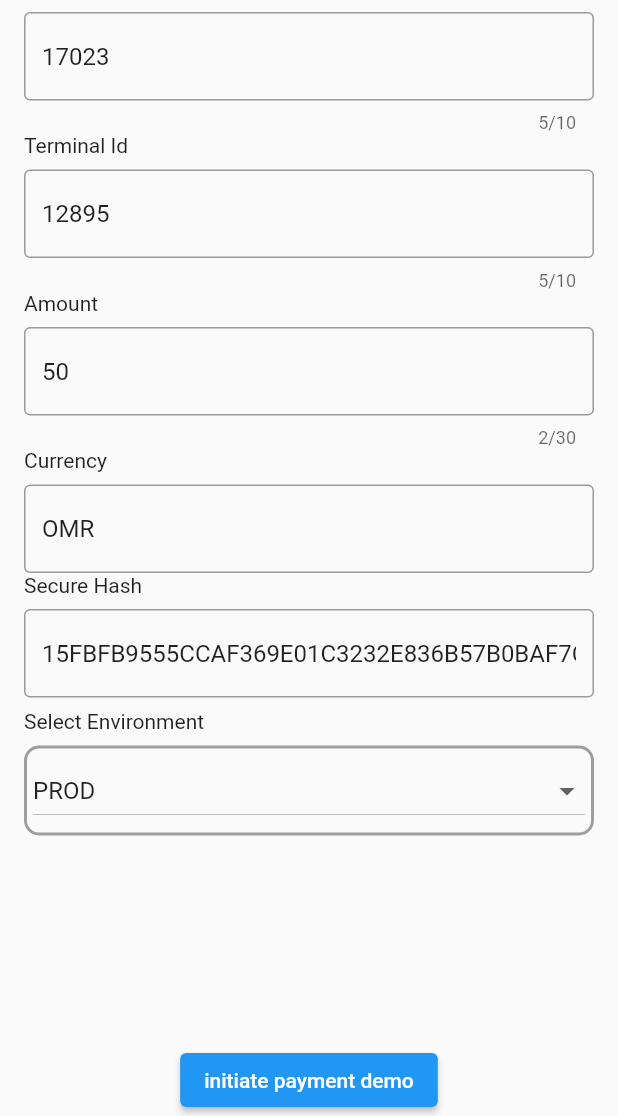
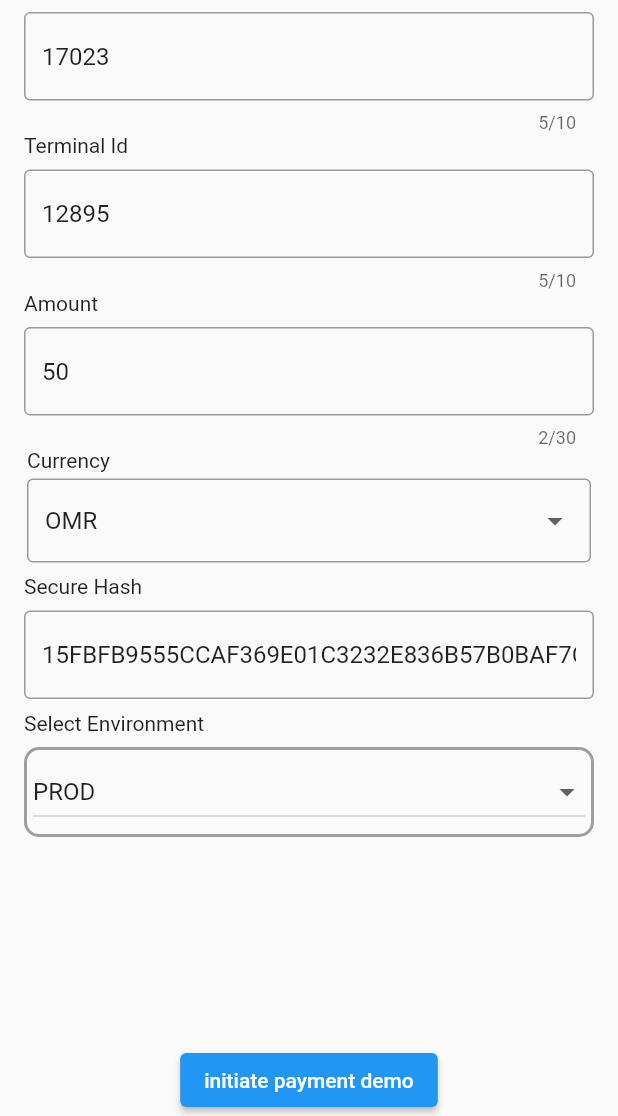
Before and after one commit to amwal-pay/amwal_pay_sdk, a Flutter app: the screen it shows after launch, on a phone screen of 412 x 824 dp, the part 120-1236 px from its top. Run offline on Flutter 3.47's test engine with Material 3 defaults, Android fonts, the light colour scheme and no system bars; our stand-ins replace auto_size_text, circular_countdown_timer, convert, currency_text_input_formatter, dio, flutter_bloc and 14 more; missing offline and left inert: chucker_flutter, clickable_list_wheel_view, jose, nfc_manager.

Commit message:
- fixing issues

```diff
--- /dev/null
+++ b/example/lib/currency_model.dart
@@ -0,0 +1,6 @@
+class CurrencyModel {
+  final String name;
+  final String id;
+
+  const CurrencyModel({required this.name, required this.id});
+}
--- /dev/null
+++ b/example/lib/drop_down_form.dart
@@ -0,0 +1,57 @@
+import 'package:flutter/material.dart';
+
+class DropdownForm<T> extends StatefulWidget {
+  final String title;
+  final List<T> options;
+  final T? initialValue;
+  final String Function(T) nameMapper;
+  final String Function(T) valueMapper;
+  final void Function(String?) onChanged;
+  const DropdownForm({
+    super.key,
+    required this.title,
+    required this.options,
+    this.initialValue,
+    required this.nameMapper,
+    required this.valueMapper,
+    required this.onChanged,
+  });
+
+  @override
+  State<DropdownForm<T>> createState() => _DropdownFormState<T>();
+}
+
+class _DropdownFormState<T> extends State<DropdownForm<T>> {
+  @override
+  Widget build(BuildContext context) {
+    return Padding(
+      padding: const EdgeInsets.symmetric(horizontal: 2.0),
+      child: Column(
+        crossAxisAlignment: CrossAxisAlignment.start,
+        children: [
+          Text(widget.title),
+          const SizedBox(height: 4),
+          DropdownButtonFormField(
+            value: widget.initialValue != null
+                ? widget.nameMapper(widget.initialValue as T)
+                : null,
+            items: widget.options
+                .map((e) => DropdownMenuItem(
+                      value: widget.nameMapper(e),
+                      child: Text(widget.nameMapper(e)),
+                    ))
+                .toList(),
+            onChanged: (item) {
+              widget.onChanged(item);
+            },
+            decoration: const InputDecoration(
+              border: OutlineInputBorder(),
+              isDense: true,
+            ),
+          ),
+          const SizedBox(height: 8),
+        ],
+      ),
+    );
+  }
+}
--- a/example/lib/main.dart
+++ b/example/lib/main.dart
@@ -1,6 +1,8 @@
 import 'package:amwal_pay_sdk/amwal_pay_sdk.dart';
 import 'package:amwal_pay_sdk/amwal_sdk_settings/amwal_sdk_settings.dart';
 import 'package:amwal_pay_sdk/core/networking/constants.dart';
+import 'package:example/currency_model.dart';
+import 'package:example/drop_down_form.dart';
 import 'package:example/text_form.dart';
 import 'package:flutter/material.dart';
 import 'package:uuid/uuid.dart';
@@ -13,7 +15,9 @@ class MyApp extends StatelessWidget {
   const MyApp({super.key});
   @override
   Widget build(BuildContext context) {
-    return MaterialApp(
+    return MediaQuery(
+      data: MediaQuery.of(context).copyWith(textScaler: TextScaler.noScaling),
+      child: MaterialApp(
         title: 'Amwal pay Demo',
         navigatorObservers: [
           AmwalSdkNavigator.amwalNavigatorObserver,
@@ -23,6 +27,7 @@ class MyApp extends StatelessWidget {
           primarySwatch: Colors.blue,
         ),
         home: const DemoScreen(),
+      ),
     );
   }
 }
@@ -124,6 +129,7 @@ class _DemoScreenState extends State<DemoScreen> {
                           title: "Amount",
                           controller: _amountController,
                           isNumeric: true,
+                          maxAmount: 1000000,
                           maxLength: 30,
                           validator: (value) {
                             if (double.parse(value!) < 1.0) {
@@ -133,9 +139,18 @@ class _DemoScreenState extends State<DemoScreen> {
                             }
                           },
                         ),
-                        TextForm(
-                          title: "Currency",
-                          controller: _currencyController,
+                        DropdownForm<CurrencyModel>(
+                          title: 'Currency',
+                          options: const [
+                            CurrencyModel(name: 'OMR', id: '512'),
+                          ],
+                          valueMapper: (currency) => currency.id,
+                          nameMapper: (currency) => currency.name,
+                          initialValue:
+                              const CurrencyModel(name: 'OMR', id: '512'),
+                          onChanged: (currencyId) {
+                            _currencyController.text = currencyId ?? '';
+                          },
                         ),
                         TextForm(
                           title: "Secure Hash",
--- a/example/lib/text_form.dart
+++ b/example/lib/text_form.dart
@@ -6,6 +6,7 @@ class TextForm extends StatelessWidget {
   final String? initialValue;
   final TextEditingController controller;
   final bool isNumeric;
+  final int? maxAmount;
   final int? maxLength;
   final String? Function(String?)? validator;
   const TextForm({
@@ -16,6 +17,7 @@ class TextForm extends StatelessWidget {
     required this.controller,
     this.isNumeric = false,
     this.maxLength,
+    this.maxAmount,
   }) : super(key: key);
 
   @override
@@ -27,6 +29,7 @@ class TextForm extends StatelessWidget {
         Text(title),
         const SizedBox(height: 8),
         TextFormField(
+          autovalidateMode: AutovalidateMode.onUserInteraction,
           initialValue: initialValue,
           controller: controller,
           maxLength: maxLength,
@@ -42,6 +45,9 @@ class TextForm extends StatelessWidget {
           },
           inputFormatters: [
             if (isNumeric) FilteringTextInputFormatter.digitsOnly,
+            if (isNumeric) FilteringTextInputFormatter.allow(RegExp(r'^\d*$')),
+            if (isNumeric && maxAmount != null)
+              _InputAmountFormatter(maxAmount!),
           ],
           decoration: const InputDecoration(
             border: OutlineInputBorder(),
@@ -51,3 +57,24 @@ class TextForm extends StatelessWidget {
     );
   }
 }
+
+class _InputAmountFormatter extends TextInputFormatter {
+  final int maxAmount;
+  const _InputAmountFormatter(this.maxAmount);
+  @override
+  TextEditingValue formatEditUpdate(
+    TextEditingValue oldValue,
+    TextEditingValue newValue,
+  ) {
+    final newValueOrNull = double.tryParse(newValue.text) ?? 1;
+    if (newValueOrNull > maxAmount) {
+      return TextEditingValue(
+        text: maxAmount.toString(),
+      );
+    } else {
+      return TextEditingValue(
+        text: newValue.text.replaceAll(RegExp(r'^0+(?=.)'), ''),
+      );
+    }
+  }
+}
--- a/lib/core/ui/error_dialog.dart
+++ b/lib/core/ui/error_dialog.dart
@@ -15,9 +15,10 @@ class ErrorDialog extends StatelessWidget {
   @override
   Widget build(BuildContext context) {
     return AlertDialog(
-      title: Text('failed'.translate(context)),
+      title: Center(child: Text('failed'.translate(context))),
       content: Text(
         message,
+        textAlign: TextAlign.center,
         style: const TextStyle(color: Colors.black),
       ),
       actions: [
--- a/lib/features/card/cubit/card_transaction_manager.dart
+++ b/lib/features/card/cubit/card_transaction_manager.dart
@@ -93,6 +93,8 @@ class CardTransactionManager {
         cubit: cubit,
         originTransactionId: purchaseData.transactionId,
       );
+      print('tomato');
+      print(purchaseDataOrNull?.message);
       if (purchaseDataOrNull != null && context.mounted) {
         if (NetworkConstants.isSdkInApp) {
           cubit.showLoader();
--- a/lib/features/wallet/presentation/widgets/phone_pay_widget.dart
+++ b/lib/features/wallet/presentation/widgets/phone_pay_widget.dart
@@ -20,15 +20,17 @@ class PhonePayWidget extends StatefulWidget {
 
 class _PhonePayWidgetState extends State<PhonePayWidget> {
   late FocusNode _focusNode1;
+  late SaleByWalletCubit walletCubit;
   @override
   void initState() {
     super.initState();
     _focusNode1 = FocusNode();
+    walletCubit = WalletInjector.instance.get<SaleByWalletCubit>();
+    walletCubit.reset();
   }
 
   @override
   Widget build(BuildContext context) {
-    final walletCubit = WalletInjector.instance.get<SaleByWalletCubit>();
     final size = MediaQuery.sizeOf(context);
     return Container(
       constraints: BoxConstraints.loose(Size(
```
Also changed, not shown: lib/core/base_view_cubit/base_cubit.dart (+11 -4 lines), lib/core/ui/transactiondialog/transaction_detail_widget.dart (+3 -4 lines). Lines whose indentation alone changed are shown as unchanged.
